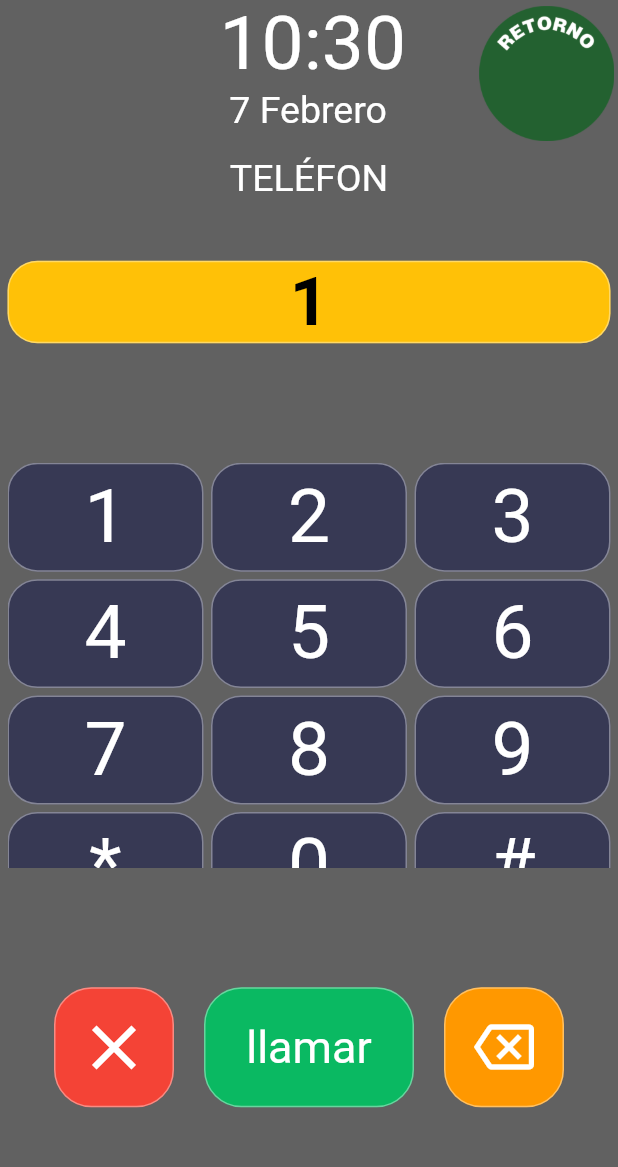
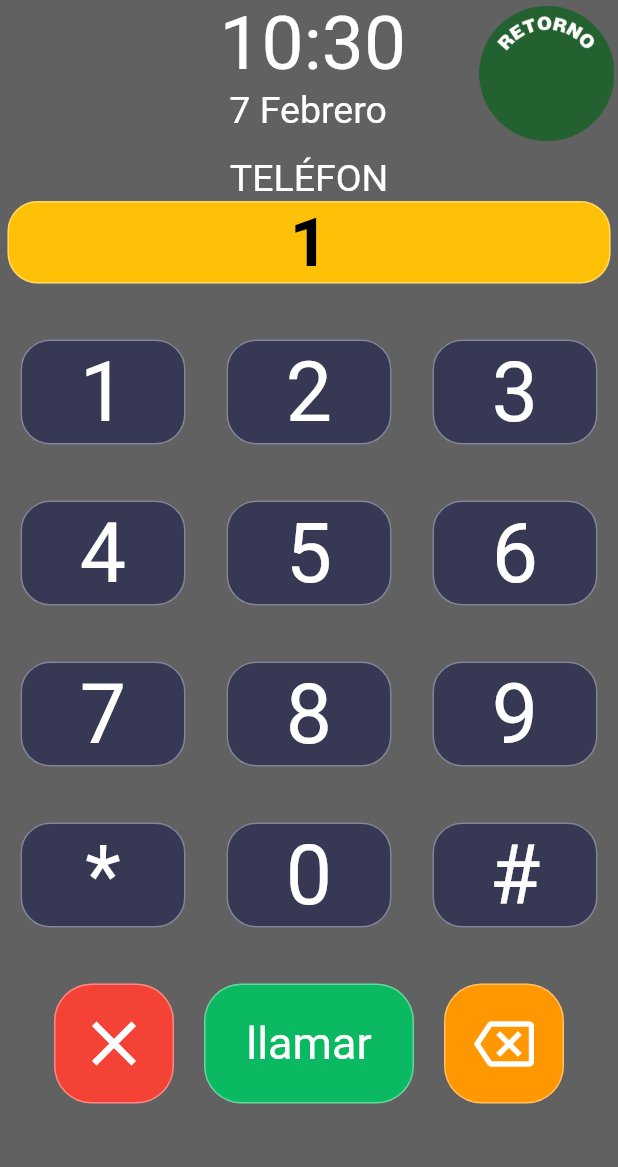
Before and after one commit to hualde666/rep-piproy, a Flutter app: the Discado screen opened directly, after a tap on an icon or button, on a phone screen of 412 x 824 dp, the part 69-1236 px from its top. Run offline on Flutter 3.47's test engine with Material 2 defaults, Android fonts, the phone set to English and light mode, and no system bars; our stand-ins replace audioplayers, battery, contacts_service, geolocator, permission_handler, shared_preferences and 2 more; missing offline and left inert: device_apps, flutter_phone_direct_caller; accounts and stored records are empty; statements that could not run were skipped.

Commit message:
cambio tamaño discado

```diff
--- a/lib/scr/funciones/url_funciones.dart
+++ b/lib/scr/funciones/url_funciones.dart
@@ -5,6 +5,7 @@ import 'package:flutter_phone_direct_caller/flutter_phone_direct_caller.dart';
 abrirWhatsapp(String phone, String mensaje) async {
   // FlutterOpenWhatsapp.sendSingleMessage(phone, mensaje);
   var whatsappURl = "whatsapp://send?phone=" + phone + "";
+  // var whatsappURl = "https://wa.me/phone?text=a";
   if (await canLaunch(whatsappURl)) {
     await launch(whatsappURl);
     // } else {
--- a/lib/scr/pages/configuracion_page.dart
+++ b/lib/scr/pages/configuracion_page.dart
@@ -4,6 +4,7 @@ import 'package:piproy/scr/models/api_tipos.dart';
 import 'package:piproy/scr/pages/api_grupos.dart';
 import 'package:piproy/scr/pages/conta_grupos.dart';
 import 'package:piproy/scr/pages/contacts_por_grupo.dart';
+import 'package:piproy/scr/pages/intstalacion_page.dart';
 import 'package:piproy/scr/pages/opciones_page.dart';
 import 'package:piproy/scr/pages/paletta_colores.dart';
 import 'package:piproy/scr/pages/presentacion_page.dart';
@@ -219,7 +220,10 @@ class ConfiguracionPage extends StatelessWidget {
                   fontSize: 25,
                   color: Colors.white,
                 )),
-            onTap: () {},
+            onTap: () {
+              Navigator.push(context,
+                  MaterialPageRoute(builder: (context) => InstalacionPage()));
+            },
           ),
         ]),
         // floatingActionButtonLocation: FloatingActionButtonLocation.startFloat,
--- a/lib/scr/pages/telefono_discado.dart
+++ b/lib/scr/pages/telefono_discado.dart
@@ -19,13 +19,14 @@ class _DiscadoState extends State<Discado> {
 
   @override
   Widget build(BuildContext context) {
-    final List<Widget> teclado = botones(context, myController);
+    //  final List<Widget> teclado = botones(context, myController);
+
     return SafeArea(
         child: Scaffold(
       appBar: headerApp(context, 'Teléfon', Text(''), 0.0, true, 'Ayuda'),
       // backgroundColor: Colors.white,
       body: Column(
-          mainAxisAlignment: MainAxisAlignment.spaceAround,
+        mainAxisAlignment: MainAxisAlignment.spaceBetween,
         children: [
           GestureDetector(
             onTap: () {
@@ -49,24 +50,41 @@ class _DiscadoState extends State<Discado> {
               ),
             ),
           ),
-            Container(
-              margin: EdgeInsets.symmetric(
-                horizontal: 5,
-              ),
-              height: 270,
-              child: GridView.count(
-                  physics: NeverScrollableScrollPhysics(),
-                  childAspectRatio: 1.8,
-                  mainAxisSpacing: 5,
-                  crossAxisSpacing: 5,
-                  crossAxisCount: 3,
-                  children: teclado),
-            ),
-            Container(
-              margin: EdgeInsets.symmetric(
-                horizontal: 5,
-              ),
-              child: Row(
+          // Container(
+          //   margin: EdgeInsets.symmetric(
+          //     horizontal: 5,
+          //   ),
+          //   height: 270,
+          //   child: GridView.count(
+          //       physics: NeverScrollableScrollPhysics(),
+          //       childAspectRatio: 1.8,
+          //       mainAxisSpacing: 5,
+          //       crossAxisSpacing: 5,
+          //       crossAxisCount: 3,
+          //       children: teclado),
+          // ),
+
+          Row(mainAxisAlignment: MainAxisAlignment.spaceAround, children: [
+            tecla(context, '1', myController),
+            tecla(context, '2', myController),
+            tecla(context, '3', myController)
+          ]),
+          Row(mainAxisAlignment: MainAxisAlignment.spaceAround, children: [
+            tecla(context, '4', myController),
+            tecla(context, '5', myController),
+            tecla(context, '6', myController)
+          ]),
+          Row(mainAxisAlignment: MainAxisAlignment.spaceAround, children: [
+            tecla(context, '7', myController),
+            tecla(context, '8', myController),
+            tecla(context, '9', myController)
+          ]),
+          Row(mainAxisAlignment: MainAxisAlignment.spaceAround, children: [
+            tecla(context, '*', myController),
+            tecla(context, '0', myController),
+            tecla(context, '#', myController)
+          ]),
+          Row(
             mainAxisAlignment: MainAxisAlignment.center,
             children: [
               GestureDetector(
@@ -95,7 +113,11 @@ class _DiscadoState extends State<Discado> {
                 width: 20,
               ),
               GestureDetector(
-                    onTap: () => llamar(myController.text),
+                onTap: () {
+                  if (myController.text.length > 8) {
+                    llamar(myController.text);
+                  }
+                },
                 child: Container(
                   height: 80,
                   width: 140,
@@ -145,60 +167,37 @@ class _DiscadoState extends State<Discado> {
               )
             ],
           ),
+          SizedBox(
+            height: 5,
           )
         ],
       ),
-      ),
-    );
+    ));
   }
 
-  String formatoNumero(String numero) {
-    final expRegular = RegExp(r'[0-9]{3}-[0-9]{2}-[0-9]{2}-[0-9]{2}');
-    //  r'/^[\(]?[\+]?(\d{2}|\d{3})[\)](\d{2}|\d{3})[\*\.\-\s]$?[\s]?((\d{6}|\d{8})|(\d{3}[\*\.\-\s]){3}|(\d{2}[\*\.\-\s]){4}|(\d{4}[\*\.\-\s]){2})|\d{8}|\d{10}|\d{12}$');
-    final text = numero.replaceAllMapped(expRegular, (match) => null);
-    print(text);
-    return '';
-  }
+  Widget tecla(
+      BuildContext context, String tecla, TextEditingController myController) {
+    //final altura = (MediaQuery.of(context).size.height - 190) / 5.0;
+    return GestureDetector(
+        onTap: () {
+          myController.text = myController.text + tecla;
 
-  List<Widget> botones(
-      BuildContext context, TextEditingController myController) {
-    List<String> teclado = [
-      '1',
-      '2',
-      '3',
-      '4',
-      '5',
-      '6',
-      '7',
-      '8',
-      '9',
-      '*',
-      '0',
-      '#'
-    ];
-    return List.generate(
-        teclado.length,
-        (index) => GestureDetector(
-              onTap: () {
-                myController.text = myController.text + teclado[index];
-                formatoNumero(myController.text);
           setState(() {});
-                print(myController.text);
+          // print(myController.text);
         },
         child: Container(
-                //   height: 10,
-                //   width: 10,
+          height: 70,
+          width: 110,
           child: Center(
             child: Text(
-                    teclado[index],
-                    style: TextStyle(fontSize: 50, color: Colors.white),
+              tecla,
+              style: TextStyle(fontSize: 55, color: Colors.white),
             ),
           ),
           decoration: BoxDecoration(
               color: Theme.of(context).primaryColor,
               borderRadius: BorderRadius.circular(20.0),
               border: Border.all(color: Colors.white38, width: 1)),
-              ),
         ));
   }
 }
```
Also changed, not shown: lib/channel/channel_android.dart (+8 -0 lines), lib/scr/pages/intstalacion_page.dart (added, +76 -0 lines), lib/scr/pages/mensajes_permisos.dart (added, +66 -0 lines), 1 other file. Lines whose indentation alone changed are shown as unchanged.
